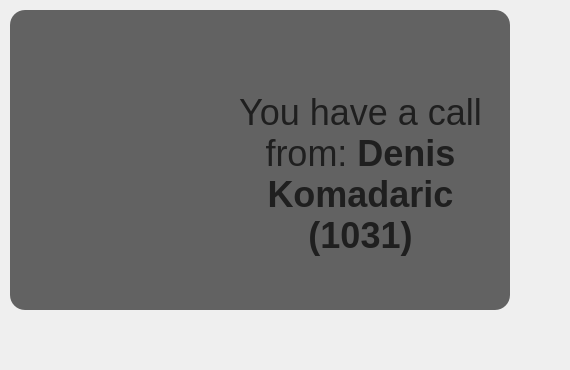
Qt form PopupWindow.ui (okostynchuk/Outcall) before a commit.
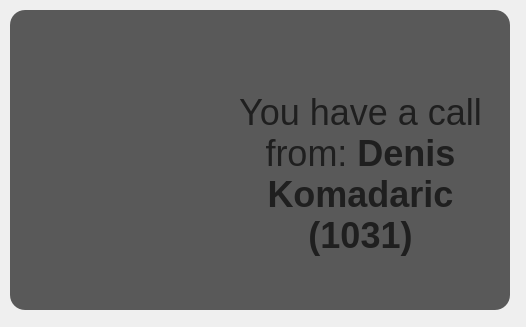
The same form after that commit. Icons and pictures are not drawn.

Commit message: styles are awesome

Patch:
```diff
--- a/PopupWindow.ui
+++ b/PopupWindow.ui
@@ -2,18 +2,21 @@
 <ui version="4.0">
  <class>PopupWindow</class>
  <widget class="QDialog" name="PopupWindow">
+  <property name="enabled">
+   <bool>true</bool>
+  </property>
   <property name="geometry">
    <rect>
     <x>0</x>
     <y>0</y>
-    <width>570</width>
-    <height>370</height>
+    <width>526</width>
+    <height>327</height>
    </rect>
   </property>
   <property name="minimumSize">
    <size>
-    <width>570</width>
-    <height>370</height>
+    <width>510</width>
+    <height>310</height>
    </size>
   </property>
   <property name="windowTitle">
@@ -21,8 +24,7 @@
   </property>
   <property name="styleSheet">
    <string notr="true">*{
-height: 370px;
-width: 570px;
+color: white;
 }</string>
   </property>
   <widget class="QLabel" name="lblBackground">
@@ -50,7 +52,7 @@
    </property>
    <property name="styleSheet">
     <string notr="true">*{
-background-color: rgba(0, 0, 0, 150);
+background-color: rgba(0, 0, 0, 160);
 border-radius: 15px;
 }</string>
    </property>
```
The commit also changes 1 other file.
